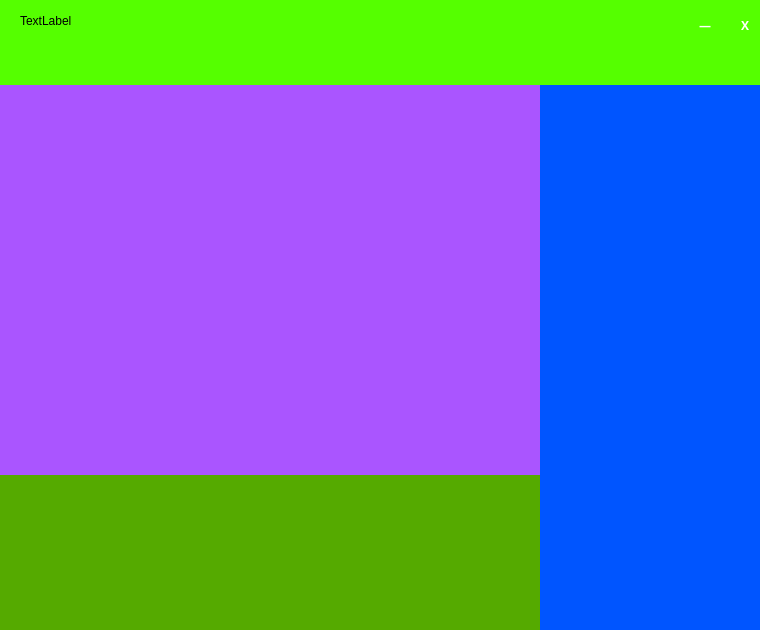
The window that singlechat.ui (supermanc88/WeiTalk) describes before a commit, drawn with Qt 5.
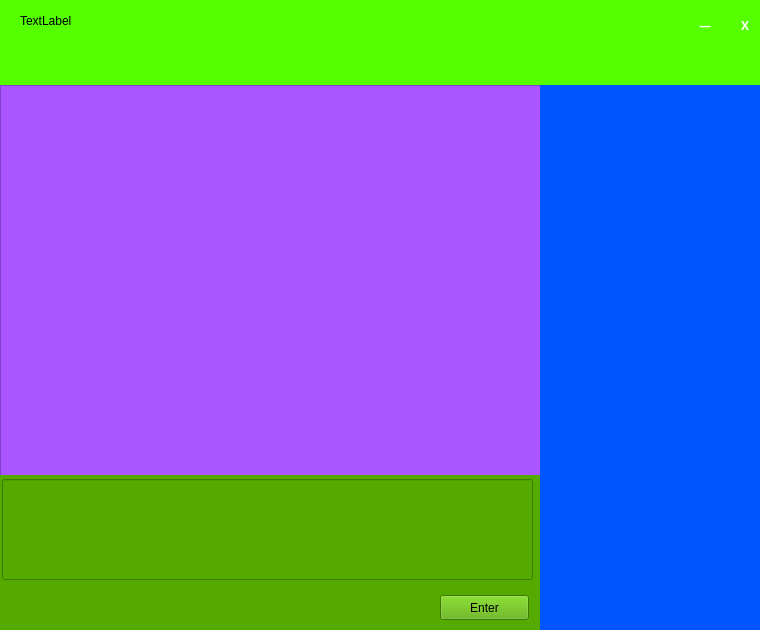
The same window after the commit. Custom widgets are drawn as their Qt base class.

Commit message: add single chat code

```diff
--- a/singlechat.ui
+++ b/singlechat.ui
@@ -174,6 +174,29 @@
    <property name="styleSheet">
     <string notr="true">background-color: rgb(85, 170, 0);</string>
    </property>
+   <widget class="QPushButton" name="sendMessageBtn">
+    <property name="geometry">
+     <rect>
+      <x>440</x>
+      <y>120</y>
+      <width>89</width>
+      <height>25</height>
+     </rect>
+    </property>
+    <property name="text">
+     <string>Enter</string>
+    </property>
+   </widget>
+   <widget class="QLineEdit" name="textArea">
+    <property name="geometry">
+     <rect>
+      <x>2</x>
+      <y>4</y>
+      <width>531</width>
+      <height>101</height>
+     </rect>
+    </property>
+   </widget>
   </widget>
   <widget class="QWidget" name="widget_3" native="true">
    <property name="geometry">
@@ -193,6 +216,16 @@
    <property name="styleSheet">
     <string notr="true">background-color: rgb(170, 85, 255);</string>
    </property>
+   <widget class="QTextBrowser" name="chatArea">
+    <property name="geometry">
+     <rect>
+      <x>0</x>
+      <y>0</y>
+      <width>541</width>
+      <height>391</height>
+     </rect>
+    </property>
+   </widget>
   </widget>
  </widget>
  <customwidgets>
```
The commit also changes 8 other files.
